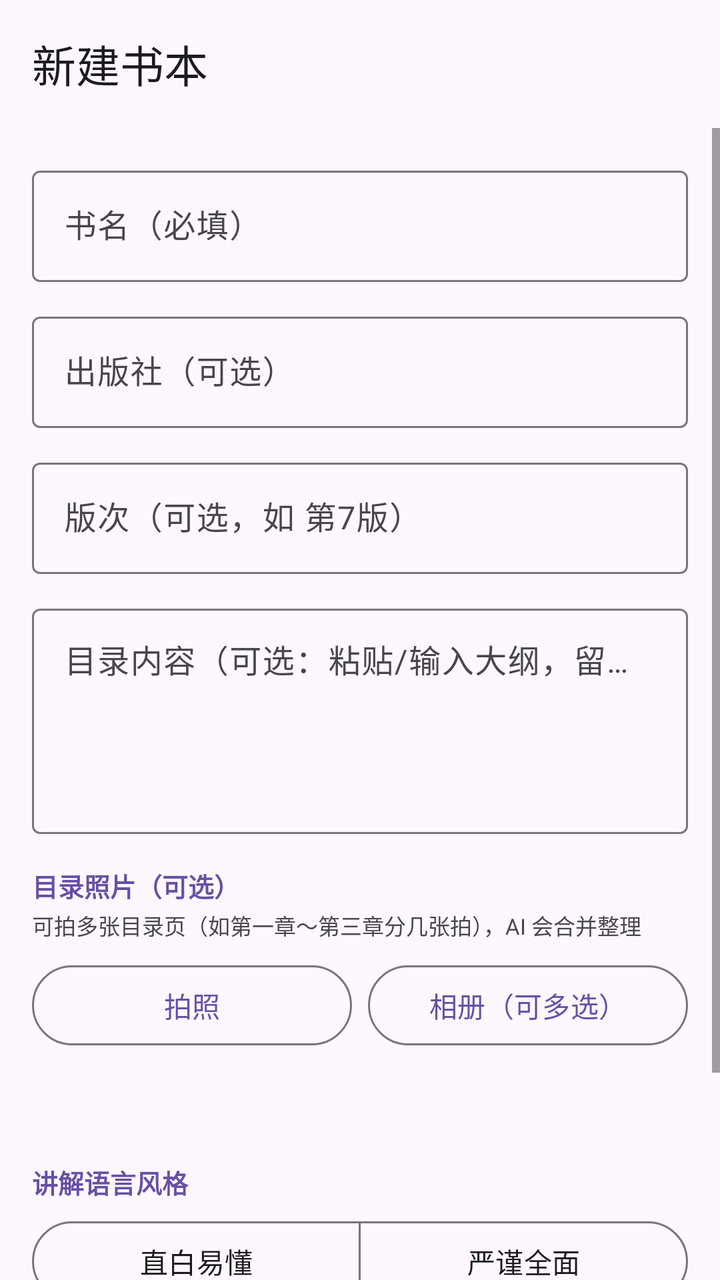
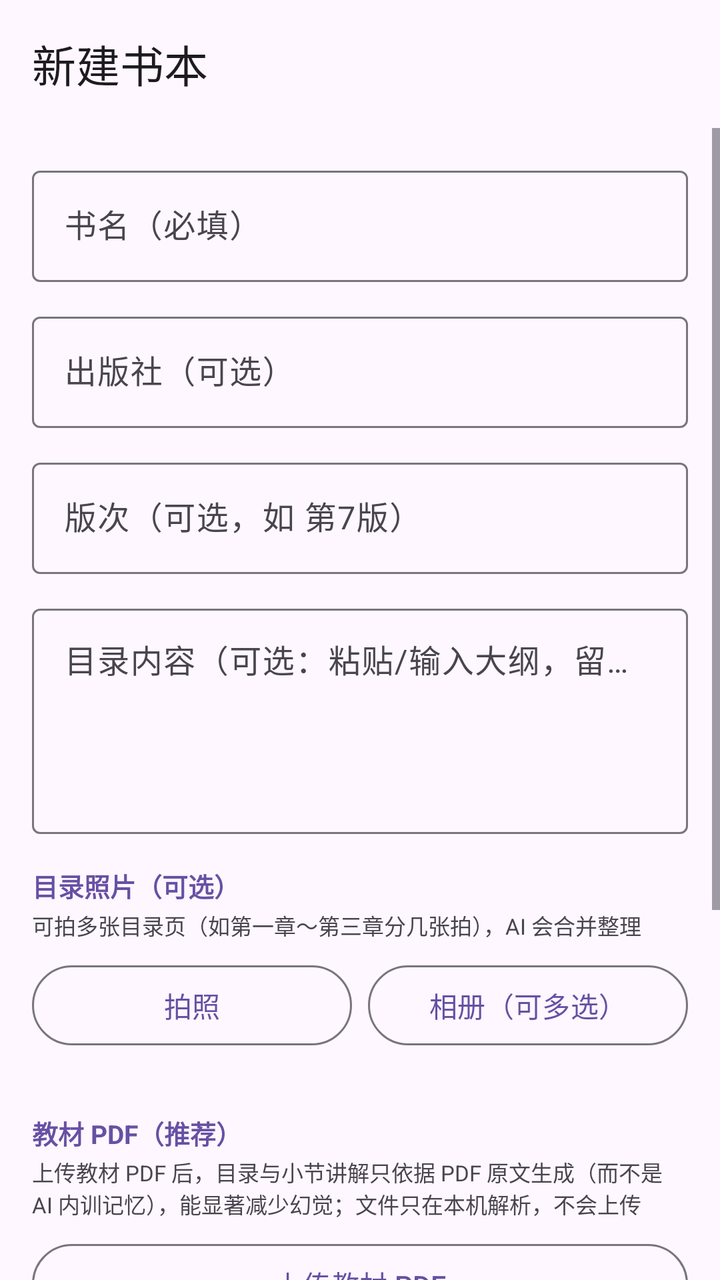

The first picture is an Android layout as it rendered before a commit; the second is the same layout after the commit. The layout source and the unified diff follow.
<!-- AndroidManifest.xml: application theme Theme.XueTi -->
<!-- res/layout/activity_textbook_create.xml -->
<?xml version="1.0" encoding="utf-8"?>
<LinearLayout xmlns:android="http://schemas.android.com/apk/res/android"
    xmlns:app="http://schemas.android.com/apk/res-auto"
    android:layout_width="match_parent"
    android:layout_height="match_parent"
    android:orientation="vertical">

    <com.google.android.material.appbar.MaterialToolbar
        android:id="@+id/toolbar"
        android:layout_width="match_parent"
        android:layout_height="?attr/actionBarSize"
        app:title="@string/textbook_add" />

    <ScrollView
        android:layout_width="match_parent"
        android:layout_height="0dp"
        android:layout_weight="1">

        <LinearLayout
            android:layout_width="match_parent"
            android:layout_height="wrap_content"
            android:orientation="vertical"
            android:padding="16dp">

            <com.google.android.material.textfield.TextInputLayout
                android:layout_width="match_parent"
                android:layout_height="wrap_content"
                android:hint="@string/textbook_field_title">

                <com.google.android.material.textfield.TextInputEditText
                    android:id="@+id/etBookTitle"
                    android:layout_width="match_parent"
                    android:layout_height="wrap_content"
                    android:inputType="text"
                    android:maxLines="1" />
            </com.google.android.material.textfield.TextInputLayout>

            <com.google.android.material.textfield.TextInputLayout
                android:layout_width="match_parent"
                android:layout_height="wrap_content"
                android:layout_marginTop="12dp"
                android:hint="@string/textbook_field_publisher">

                <com.google.android.material.textfield.TextInputEditText
                    android:id="@+id/etPublisher"
                    android:layout_width="match_parent"
                    android:layout_height="wrap_content"
                    android:inputType="text"
                    android:maxLines="1" />
            </com.google.android.material.textfield.TextInputLayout>

            <com.google.android.material.textfield.TextInputLayout
                android:layout_width="match_parent"
                android:layout_height="wrap_content"
                android:layout_marginTop="12dp"
                android:hint="@string/textbook_field_edition">

                <com.google.android.material.textfield.TextInputEditText
                    android:id="@+id/etEdition"
                    android:layout_width="match_parent"
                    android:layout_height="wrap_content"
                    android:inputType="text"
                    android:maxLines="1" />
            </com.google.android.material.textfield.TextInputLayout>

            <com.google.android.material.textfield.TextInputLayout
                android:layout_width="match_parent"
                android:layout_height="wrap_content"
                android:layout_marginTop="12dp"
                android:hint="@string/textbook_field_outline_text">

                <com.google.android.material.textfield.TextInputEditText
                    android:id="@+id/etOutlineText"
                    android:layout_width="match_parent"
                    android:layout_height="wrap_content"
                    android:gravity="top"
                    android:inputType="textMultiLine"
                    android:minLines="4" />
            </com.google.android.material.textfield.TextInputLayout>

            <TextView
                android:layout_width="match_parent"
                android:layout_height="wrap_content"
                android:layout_marginTop="16dp"
                android:text="@string/textbook_outline_photo"
                android:textColor="?attr/colorPrimary"
                android:textSize="13sp"
                android:textStyle="bold" />

            <TextView
                android:layout_width="match_parent"
                android:layout_height="wrap_content"
                android:layout_marginTop="2dp"
                android:text="@string/textbook_outline_photo_multi_hint"
                android:textColor="?attr/colorOnSurfaceVariant"
                android:textSize="11sp" />

            <LinearLayout
                android:layout_width="match_parent"
                android:layout_height="wrap_content"
                android:layout_marginTop="8dp"
                android:orientation="horizontal">

                <com.google.android.material.button.MaterialButton
                    android:id="@+id/btnCamera"
                    style="?attr/materialButtonOutlinedStyle"
                    android:layout_width="0dp"
                    android:layout_height="wrap_content"
                    android:layout_weight="1"
                    android:text="@string/ai_take_photo" />

                <com.google.android.material.button.MaterialButton
                    android:id="@+id/btnGallery"
                    style="?attr/materialButtonOutlinedStyle"
                    android:layout_width="0dp"
                    android:layout_height="wrap_content"
                    android:layout_marginStart="8dp"
                    android:layout_weight="1"
                    android:text="@string/ai_pick_gallery_multi" />
            </LinearLayout>

            <HorizontalScrollView
                android:layout_width="match_parent"
                android:layout_height="wrap_content"
                android:layout_marginTop="6dp"
                android:scrollbars="none">

                <LinearLayout
                    android:id="@+id/imageStrip"
                    android:layout_width="wrap_content"
                    android:layout_height="wrap_content"
                    android:orientation="horizontal"
                    android:paddingVertical="4dp" />
            </HorizontalScrollView>

            <TextView
                android:id="@+id/imageCountHint"
                android:layout_width="match_parent"
                android:layout_height="wrap_content"
                android:textColor="?attr/colorOnSurfaceVariant"
                android:textSize="11sp"
                android:visibility="gone" />

            <TextView
                android:id="@+id/peakHint"
                android:layout_width="match_parent"
                android:layout_height="wrap_content"
                android:layout_marginTop="10dp"
                android:textColor="?attr/colorOnSurfaceVariant"
                android:textSize="11sp" />

            <TextView
                android:layout_width="match_parent"
                android:layout_height="wrap_content"
                android:layout_marginTop="16dp"
                android:text="@string/textbook_style"
                android:textColor="?attr/colorPrimary"
                android:textSize="13sp"
                android:textStyle="bold" />

            <com.google.android.material.button.MaterialButtonToggleGroup
                android:id="@+id/styleGroup"
                android:layout_width="match_parent"
                android:layout_height="wrap_content"
                android:layout_marginTop="6dp"
                app:selectionRequired="true"
                app:singleSelection="true">

                <com.google.android.material.button.MaterialButton
                    android:id="@+id/btnStylePlain"
                    style="?attr/materialButtonOutlinedStyle"
                    android:layout_width="0dp"
                    android:layout_height="wrap_content"
                    android:layout_weight="1"
                    android:text="@string/style_plain" />

                <com.google.android.material.button.MaterialButton
                    android:id="@+id/btnStyleRigorous"
                    style="?attr/materialButtonOutlinedStyle"
                    android:layout_width="0dp"
                    android:layout_height="wrap_content"
                    android:layout_weight="1"
                    android:text="@string/style_rigorous" />
            </com.google.android.material.button.MaterialButtonToggleGroup>

            <com.google.android.material.button.MaterialButton
                android:id="@+id/btnGenerate"
                android:layout_width="match_parent"
                android:layout_height="52dp"
                android:layout_marginTop="18dp"
                android:text="@string/textbook_generate" />

            <ProgressBar
                android:id="@+id/progress"
                style="?android:attr/progressBarStyleHorizontal"
                android:layout_width="match_parent"
                android:layout_height="wrap_content"
                android:layout_marginTop="12dp"
                android:indeterminate="true"
                android:visibility="gone" />

            <TextView
                android:id="@+id/statusText"
                android:layout_width="match_parent"
                android:layout_height="wrap_content"
                android:layout_marginTop="8dp"
                android:text="@string/textbook_generate_hint"
                android:textColor="?attr/colorOnSurfaceVariant"
                android:textSize="12sp" />
        </LinearLayout>
    </ScrollView>
</LinearLayout>
<!-- resources referenced by this layout -->
<resources>
  <string name="ai_pick_gallery_multi">相册（可多选）</string>
  <string name="ai_take_photo">拍照</string>
  <string name="style_plain">直白易懂</string>
  <string name="style_rigorous">严谨全面</string>
  <string name="textbook_add">新建书本</string>
  <string name="textbook_field_edition">版次（可选，如 第7版）</string>
  <string name="textbook_field_outline_text">目录内容（可选：粘贴/输入大纲，留空则由 AI 查询）</string>
  <string name="textbook_field_publisher">出版社（可选）</string>
  <string name="textbook_field_title">书名（必填）</string>
  <string name="textbook_generate">生成全书目录</string>
  <string name="textbook_generate_hint">点击上方按钮，由 AI 生成全书目录（大章 → 小章）</string>
  <string name="textbook_outline_photo">目录照片（可选）</string>
  <string name="textbook_outline_photo_multi_hint">可拍多张目录页（如第一章～第三章分几张拍），AI 会合并整理</string>
  <string name="textbook_style">讲解语言风格</string>
  <style name="Theme.XueTi" parent="Theme.Material3.DayNight.NoActionBar">
          <item name="colorPrimary">@color/primary</item>
          <item name="colorOnPrimary">@color/onPrimary</item>
          <item name="colorPrimaryContainer">@color/primaryContainer</item>
          <item name="colorOnPrimaryContainer">@color/onPrimaryContainer</item>
          <item name="colorSecondary">@color/secondary</item>
          <item name="colorOnSecondary">@color/onSecondary</item>
          <item name="colorSecondaryContainer">@color/secondaryContainer</item>
          <item name="colorOnSecondaryContainer">@color/onSecondaryContainer</item>
          <item name="android:colorBackground">@color/background</item>
          <item name="colorSurface">@color/surface</item>
          <item name="colorOnSurface">@color/onSurface</item>
          <item name="colorSurfaceVariant">@color/surfaceVariant</item>
          <item name="colorOnSurfaceVariant">@color/onSurfaceVariant</item>
          <item name="colorOutline">@color/outline</item>
      </style>
  <color name="primary">#6750A4</color>
  <color name="onPrimary">#FFFFFF</color>
  <color name="primaryContainer">#EADDFF</color>
  <color name="onPrimaryContainer">#21005D</color>
  <color name="secondary">#625B71</color>
  <color name="onSecondary">#FFFFFF</color>
  <color name="secondaryContainer">#E8DEF8</color>
  <color name="onSecondaryContainer">#1D192B</color>
  <color name="background">#FEF7FF</color>
  <color name="surface">#FEF7FF</color>
  <color name="onSurface">#1D1B20</color>
  <color name="surfaceVariant">#E7E0EC</color>
  <color name="onSurfaceVariant">#49454F</color>
  <color name="outline">#79747E</color>
</resources>

<!-- the commit's change to res/layout/activity_textbook_create.xml (unified diff, before → after) -->
@@ -141,6 +141,57 @@
                 android:textSize="11sp"
                 android:visibility="gone" />
 
+            
+            <TextView
+                android:layout_width="match_parent"
+                android:layout_height="wrap_content"
+                android:layout_marginTop="16dp"
+                android:text="@string/textbook_pdf_section"
+                android:textColor="?attr/colorPrimary"
+                android:textSize="13sp"
+                android:textStyle="bold" />
+
+            <TextView
+                android:layout_width="match_parent"
+                android:layout_height="wrap_content"
+                android:layout_marginTop="2dp"
+                android:text="@string/textbook_pdf_hint"
+                android:textColor="?attr/colorOnSurfaceVariant"
+                android:textSize="11sp" />
+
+            <LinearLayout
+                android:layout_width="match_parent"
+                android:layout_height="wrap_content"
+                android:layout_marginTop="8dp"
+                android:orientation="horizontal">
+
+                <com.google.android.material.button.MaterialButton
+                    android:id="@+id/btnPickPdf"
+                    style="?attr/materialButtonOutlinedStyle"
+                    android:layout_width="0dp"
+                    android:layout_height="wrap_content"
+                    android:layout_weight="1"
+                    android:text="@string/textbook_pdf_pick" />
+
+                <com.google.android.material.button.MaterialButton
+                    android:id="@+id/btnRemovePdf"
+                    style="?attr/materialButtonOutlinedStyle"
+                    android:layout_width="0dp"
+                    android:layout_height="wrap_content"
+                    android:layout_marginStart="8dp"
+                    android:layout_weight="1"
+                    android:text="@string/textbook_pdf_remove"
+                    android:visibility="gone" />
+            </LinearLayout>
+
+            <TextView
+                android:id="@+id/pdfStatus"
+                android:layout_width="match_parent"
+                android:layout_height="wrap_content"
+                android:layout_marginTop="6dp"
+                android:textColor="?attr/colorOnSurfaceVariant"
+                android:textSize="11sp" />
+
             <TextView
                 android:id="@+id/peakHint"
                 android:layout_width="match_parent"
<!-- resource entries referenced after the edit -->
@@ -13,6 +13,10 @@
   <string name="textbook_generate_hint">点击上方按钮，由 AI 生成全书目录（大章 → 小章）</string>
   <string name="textbook_outline_photo">目录照片（可选）</string>
   <string name="textbook_outline_photo_multi_hint">可拍多张目录页（如第一章～第三章分几张拍），AI 会合并整理</string>
+  <string name="textbook_pdf_hint">上传教材 PDF 后，目录与小节讲解只依据 PDF 原文生成（而不是 AI 内训记忆），能显著减少幻觉；文件只在本机解析，不会上传</string>
+  <string name="textbook_pdf_pick">上传教材 PDF</string>
+  <string name="textbook_pdf_remove">移除 PDF</string>
+  <string name="textbook_pdf_section">教材 PDF（推荐）</string>
   <string name="textbook_style">讲解语言风格</string>
   <style name="Theme.XueTi" parent="Theme.Material3.DayNight.NoActionBar">
           <item name="colorPrimary">@color/primary</item>
